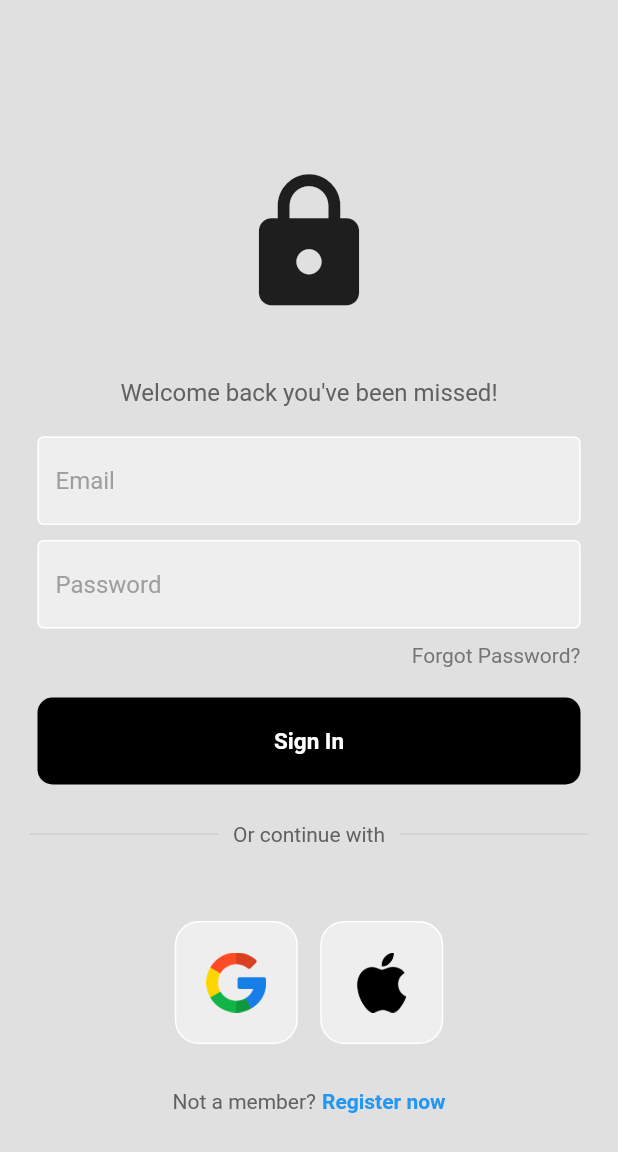
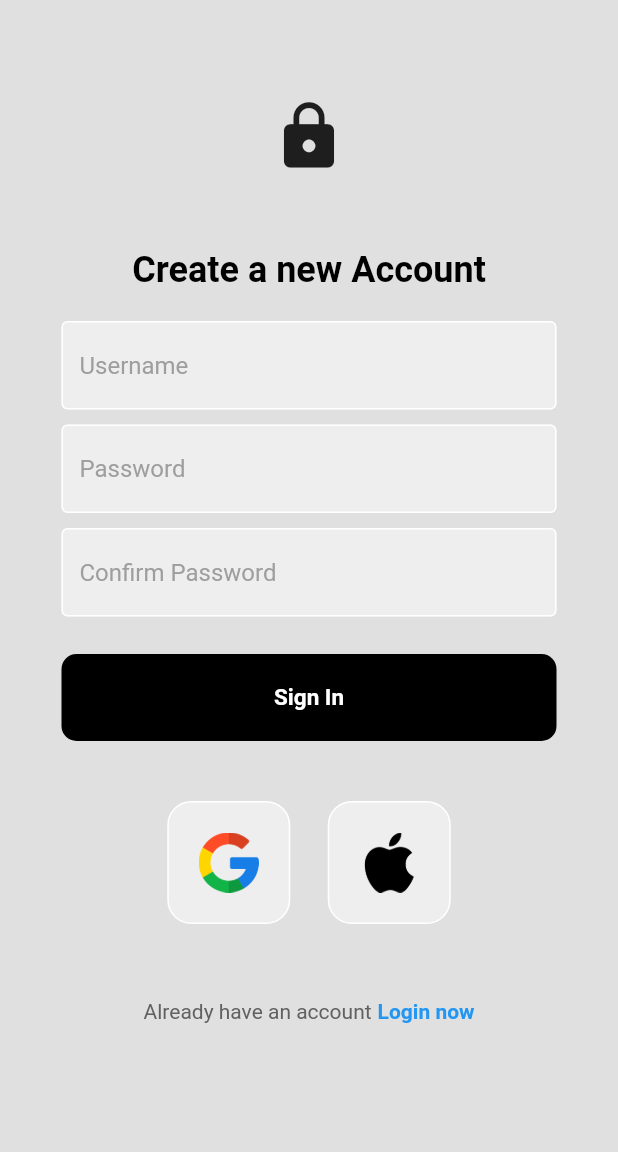
Before and after one commit to HaroldMart/prestamos_app, a Flutter app: the screen it shows after launch, on a phone screen of 412 x 824 dp. Shown: the top 1152 px of the screen. Run offline on Flutter 3.47's test engine with Material 2 defaults, Android fonts, the light colour scheme and no system bars; our stand-ins replace firebase_auth, firebase_core; accounts and stored records are empty.

Commit message:
Se registra exitosamente

```diff
--- a/lib/screens/auth/auth_page.dart
+++ b/lib/auth/auth.dart
@@ -1,7 +1,7 @@
 import 'package:firebase_auth/firebase_auth.dart';
 import 'package:flutter/material.dart';
-import './login_page.dart';
-import 'home_page.dart';
+import '../screens/login_page.dart';
+import 'home.dart';
 
 class AuthPage extends StatelessWidget {
   const AuthPage({super.key});
@@ -14,9 +14,8 @@ class AuthPage extends StatelessWidget {
         builder: (context, snapshot) {
           // user is logged in
           if (snapshot.hasData) {
-            return HomePage();
+            return const Home();
           }
-
           // user is NOT logged in
           else {
             return LoginPage();
--- a/lib/main.dart
+++ b/lib/main.dart
@@ -1,85 +1,23 @@
-// import 'package:flutter/material.dart';
-// import 'screens/clients.dart';
-// import 'screens/home.dart';
-// import 'screens/loans.dart';
-// import 'screens/calculator.dart';
-// import 'screens/setttings.dart';
-// import 'screens/auth/login_page.dart';
-// import 'package:firebase_core/firebase_core.dart';
-// // import 'widgets/side_menu.dart';
+import 'package:flutter/material.dart';
+import 'package:firebase_core/firebase_core.dart';
+import 'package:prestamos_app/screens/register_page.dart';
+import 'auth/auth.dart';
+import 'firebase_options.dart';
 
-// Future<void> main() async {
-// WidgetsFlutterBinding.ensureInitialized();
-// await Firebase.initializeApp();
+void main() async {
+  WidgetsFlutterBinding.ensureInitialized();
+  await Firebase.initializeApp(options: DefaultFirebaseOptions.currentPlatform,);
+  runApp(const MyApp());
+}
 
-//   runApp(const MyApp());
-// }
+class MyApp extends StatelessWidget {
+  const MyApp({super.key});
 
-// class MyApp extends StatelessWidget {
-//   const MyApp({super.key});
-
-//   @override
-//   Widget build(BuildContext context) {
-//     return MaterialApp(
-//         title: 'Prestamos App',
-//         theme: ThemeData(
-//           brightness: Brightness.dark,
-//           primaryColor: const Color.fromARGB(255, 31, 109, 155),
-//           ),
-//         debugShowCheckedModeBanner: false,
-//         home: const Home());
-//   }
-// }
-
-// class Home extends StatefulWidget {
-//   const Home({super.key});
-
-//   @override
-//   State<Home> createState() => _HomeState();
-// }
-
-// class _HomeState extends State<Home> {
-
-//   int indexPage = 0;
-
-//   final List<Widget> pages = [
-//      const HomePage(),
-//      const Loans(),
-//     const Clients(),
-//      const Calculator(),
-//      const Settings()
-//   ];
-
-//   @override
-//   Widget build(BuildContext context) {
-//     return Scaffold(
-//       appBar: AppBar(
-//         title: const Text("Prestamos App"),
-//       ),
-//       // drawer: CustomDrawer.getDrawer(context),
-//       body: IndexedStack(
-//         index: indexPage,
-//         children: pages
-//         ),
-//       bottomNavigationBar: BottomNavigationBar(
-//         currentIndex: indexPage,
-//         type: BottomNavigationBarType.fixed,
-//         selectedFontSize: 11.0,
-//         unselectedFontSize: 11.0,
-//         items: const [
-//           BottomNavigationBarItem(icon: Icon(Icons.home_work), label: "Inicio"),
-//           BottomNavigationBarItem(icon: Icon(Icons.monetization_on), label: "Prestamos"),
-//           BottomNavigationBarItem(icon: Icon(Icons.people), label: "Clientes"),
-//           BottomNavigationBarItem(icon: Icon(Icons.calculate), label: "Calcular"),
-//           BottomNavigationBarItem(icon: Icon(Icons.settings), label: "Ajustes"),
-//         ],
-//         onTap: (index) {
-//           setState(() {
-//              indexPage = index;
-//           });
-//         },
-
-//     )
-//     );
-//   }
-// }
+  @override
+  Widget build(BuildContext context) {
+    return const MaterialApp(
+      debugShowCheckedModeBanner: false,
+      home: RegisterPage(),
+    );
+  }
+}
--- a/lib/screens/auth/main.dart
+++ /dev/null
@@ -1,22 +0,0 @@
-import 'package:flutter/material.dart';
-import 'package:firebase_core/firebase_core.dart';
-import 'auth_page.dart';
-
-void main() async {
-  WidgetsFlutterBinding.ensureInitialized();
-  await Firebase.initializeApp(
-  );
-  runApp(const MyApp());
-}
-
-class MyApp extends StatelessWidget {
-  const MyApp({super.key});
-
-  @override
-  Widget build(BuildContext context) {
-    return const MaterialApp(
-      debugShowCheckedModeBanner: false,
-      home: AuthPage(),
-    );
-  }
-}
--- a/lib/screens/auth/login_page.dart
+++ b/lib/screens/login_page.dart
@@ -1,8 +1,8 @@
 import 'package:firebase_auth/firebase_auth.dart';
 import 'package:flutter/material.dart';
-import '../../widgets/my_button.dart';
-import '../../widgets/my_textfield.dart';
-import '../../widgets/square_tile.dart';
+import '../widgets/my_button.dart';
+import '../widgets/my_textfield.dart';
+import '../widgets/square_tile.dart';
 
 class LoginPage extends StatefulWidget {
   LoginPage({super.key});
--- /dev/null
+++ b/lib/screens/register_page.dart
@@ -0,0 +1,133 @@
+import 'package:firebase_auth/firebase_auth.dart';
+import 'package:flutter/material.dart';
+import '../widgets/my_button.dart';
+import '../widgets/my_textfield.dart';
+import '../widgets/square_tile.dart';
+
+class RegisterPage extends StatefulWidget {
+
+  const RegisterPage({Key? key}) : super(key: key);
+
+  @override
+  State<RegisterPage> createState() => _RegisterPageState();
+}
+
+class _RegisterPageState extends State<RegisterPage> {
+  final TextEditingController _emailController = TextEditingController();
+  final TextEditingController _confirmPasswordController =
+      TextEditingController();
+  final TextEditingController _passwordController = TextEditingController();
+
+  void showmessage(String errorMessage) {
+    showDialog(
+        context: context,
+        builder: (context) {
+          return AlertDialog(title: Text(errorMessage));
+        });
+  }
+
+  void _signUserup(BuildContext context) async {
+    if (_passwordController.text != _confirmPasswordController.text) {
+      showmessage("Password does not match");
+      return;
+    }
+
+    showDialog(
+        context: context,
+        builder: (context) {
+          return const Center(child: CircularProgressIndicator());
+        });
+
+    try {
+      await FirebaseAuth.instance.createUserWithEmailAndPassword(
+          email: _emailController.text, password: _passwordController.text);
+      Navigator.pop(context);
+    } on FirebaseAuthException catch (e) {
+      Navigator.pop(context);
+      //wrong Email
+      showmessage(e.code);
+    }
+  }
+
+  @override
+  Widget build(BuildContext context) {
+    return Scaffold(
+      backgroundColor: Colors.grey[300],
+      body: SafeArea(
+        child: Center(
+          child: ListView(
+            padding: const EdgeInsets.all(16),
+            children: [
+              const SizedBox(height: 50),
+              const Icon(Icons.lock, size: 50),
+              const SizedBox(height: 50),
+              const Text(
+                'Create a new Account',
+                style: TextStyle(
+                  color: Colors.black,
+                  fontSize: 24,
+                  fontWeight: FontWeight.bold,
+                ),
+                textAlign: TextAlign.center,
+              ),
+              const SizedBox(height: 20),
+              MyTextField(
+                controller: _emailController,
+                hintText: 'Username',
+                obscureText: false,
+              ),
+              const SizedBox(height: 10),
+              MyTextField(
+                controller: _passwordController,
+                hintText: 'Password',
+                obscureText: true,
+              ),
+              const SizedBox(height: 10),
+              MyTextField(
+                controller: _confirmPasswordController,
+                hintText: 'Confirm Password',
+                obscureText: true,
+              ),
+
+              const SizedBox(height: 25),
+              MyButton(
+                // text: "Sign Up",
+                onTap: () => _signUserup(context),
+              ),
+              const SizedBox(height: 40),
+              const Row(
+                mainAxisAlignment: MainAxisAlignment.center,
+                children: [
+                  SquareTile(imagePath: 'assets/google.png'),
+                  SizedBox(width: 25),
+                  SquareTile(imagePath: 'assets/apple.png'),
+                ],
+              ),
+              const SizedBox(height: 50),
+              Row(
+                mainAxisAlignment: MainAxisAlignment.center,
+                children: [
+                  Text(
+                    'Already have an account',
+                    style: TextStyle(color: Colors.grey[700]),
+                  ),
+                  const SizedBox(width: 4),
+                  GestureDetector(
+                    onTap: () {},
+                    child: const Text(
+                      'Login now',
+                      style: TextStyle(
+                        color: Colors.blue,
+                        fontWeight: FontWeight.bold,
+                      ),
+                    ),
+                  ),
+                ],
+              ),
+            ],
+          ),
+        ),
+      ),
+    );
+  }
+}
```
Also changed, not shown: lib/auth/home.dart (added, +58 -0 lines), lib/screens/home.dart (deleted, +0 -12 lines), lib/screens/calculator_page.dart (renamed from lib/screens/calculator.dart), lib/screens/clients_page.dart (renamed from lib/screens/clients.dart), lib/screens/home_page.dart (renamed from lib/screens/auth/home_page.dart), lib/screens/loans_page.dart (renamed from lib/screens/loans.dart), lib/screens/setttings_page.dart (renamed from lib/screens/setttings.dart).
